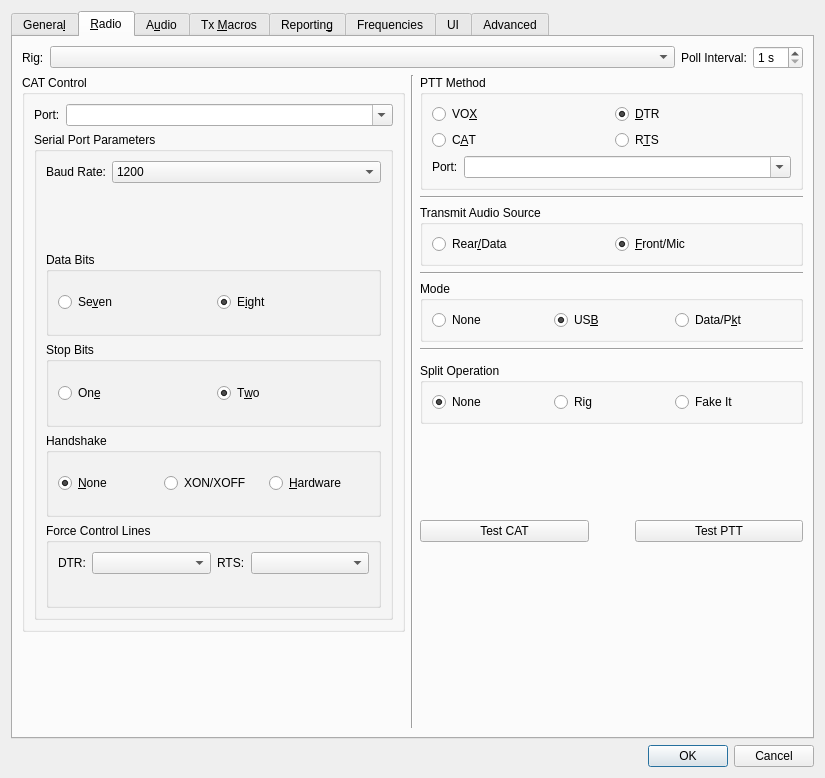
Above: Configuration.ui from qcmiao1998/js8call before the change. Below: the same form after it.
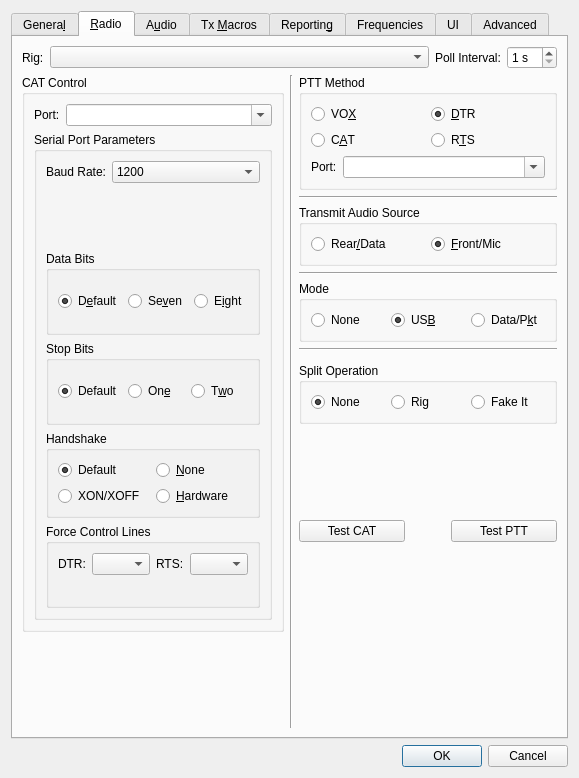
That is the form after the change. The open tabs and pages were chosen to show the change.

```diff
--- a/Configuration.ui
+++ b/Configuration.ui
@@ -6,8 +6,8 @@
    <rect>
     <x>0</x>
     <y>0</y>
-    <width>825</width>
-    <height>688</height>
+    <width>530</width>
+    <height>550</height>
    </rect>
   </property>
   <property name="windowTitle">
@@ -848,6 +848,19 @@
                 <string>Data Bits</string>
                </property>
                <layout class="QHBoxLayout" name="horizontalLayout_4">
+                <item>
+                 <widget class="QRadioButton" name="CAT_default_bit_radio_button">
+                  <property name="text">
+                   <string>D&amp;efault</string>
+                  </property>
+                  <property name="checked">
+                   <bool>true</bool>
+                  </property>
+                  <attribute name="buttonGroup">
+                   <string notr="true">CAT_data_bits_button_group</string>
+                  </attribute>
+                 </widget>
+                </item>
                 <item>
                  <widget class="QRadioButton" name="CAT_7_bit_radio_button">
                   <property name="text">
@@ -864,7 +877,7 @@
                    <string>E&amp;ight</string>
                   </property>
                   <property name="checked">
-                   <bool>true</bool>
+                   <bool>false</bool>
                   </property>
                   <attribute name="buttonGroup">
                    <string notr="true">CAT_data_bits_button_group</string>
@@ -883,6 +896,19 @@
                 <string>Stop Bits</string>
                </property>
                <layout class="QHBoxLayout" name="horizontalLayout_2">
+                <item>
+                 <widget class="QRadioButton" name="CAT_default_stop_bit_radio_button">
+                  <property name="text">
+                   <string>Default</string>
+                  </property>
+                  <property name="checked">
+                   <bool>true</bool>
+                  </property>
+                  <attribute name="buttonGroup">
+                   <string notr="true">CAT_stop_bits_button_group</string>
+                  </attribute>
+                 </widget>
+                </item>
                 <item>
                  <widget class="QRadioButton" name="CAT_one_stop_bit_radio_button">
                   <property name="text">
@@ -899,7 +925,7 @@
                    <string>T&amp;wo</string>
                   </property>
                   <property name="checked">
-                   <bool>true</bool>
+                   <bool>false</bool>
                   </property>
                   <attribute name="buttonGroup">
                    <string notr="true">CAT_stop_bits_button_group</string>
@@ -919,19 +945,32 @@
                </property>
                <layout class="QGridLayout" name="gridLayout_11">
                 <item row="0" column="0">
+                 <widget class="QRadioButton" name="CAT_handshake_default_radio_button">
+                  <property name="text">
+                   <string>Default</string>
+                  </property>
+                  <property name="checked">
+                   <bool>true</bool>
+                  </property>
+                  <attribute name="buttonGroup">
+                   <string notr="true">CAT_handshake_button_group</string>
+                  </attribute>
+                 </widget>
+                </item>
+                <item row="0" column="1">
                  <widget class="QRadioButton" name="CAT_handshake_none_radio_button">
                   <property name="text">
                    <string>&amp;None</string>
                   </property>
                   <property name="checked">
-                   <bool>true</bool>
+                   <bool>false</bool>
                   </property>
                   <attribute name="buttonGroup">
                    <string notr="true">CAT_handshake_button_group</string>
                   </attribute>
                  </widget>
                 </item>
-                <item row="0" column="1">
+                <item row="1" column="0">
                  <widget class="QRadioButton" name="CAT_handshake_xon_radio_button">
                   <property name="toolTip">
                    <string>Software flow control (very rare on CAT interfaces).</string>
@@ -944,7 +983,7 @@
                   </attribute>
                  </widget>
                 </item>
-                <item row="0" column="2">
+                <item row="1" column="1">
                  <widget class="QRadioButton" name="CAT_handshake_hardware_radio_button">
                   <property name="toolTip">
                    <string>Flow control using the RTS and CTS RS-232 control lines
@@ -976,6 +1015,25 @@
                <layout class="QHBoxLayout" name="horizontalLayout_8">
                 <item>
                  <layout class="QFormLayout" name="formLayout_8">
+                  <item row="0" column="1">
+                   <widget class="QComboBox" name="force_DTR_combo_box">
+                    <item>
+                     <property name="text">
+                      <string/>
+                     </property>
+                    </item>
+                    <item>
+                     <property name="text">
+                      <string>High</string>
+                     </property>
+                    </item>
+                    <item>
+                     <property name="text">
+                      <string>Low</string>
+                     </property>
+                    </item>
+                   </widget>
+                  </item>
                   <item row="0" column="0">
                    <widget class="QLabel" name="force_DTR_label">
                     <property name="text">
@@ -986,25 +1044,6 @@
                     </property>
                    </widget>
                   </item>
-                  <item row="0" column="1">
-                   <widget class="QComboBox" name="force_DTR_combo_box">
-                    <item>
-                     <property name="text">
-                      <string/>
-                     </property>
-                    </item>
-                    <item>
-                     <property name="text">
-                      <string>High</string>
-                     </property>
-                    </item>
-                    <item>
-                     <property name="text">
-                      <string>Low</string>
-                     </property>
-                    </item>
-                   </widget>
-                  </item>
                  </layout>
                 </item>
                 <item>
```
Left out of the diff: 24 changed lines with no effect on the pictures.
